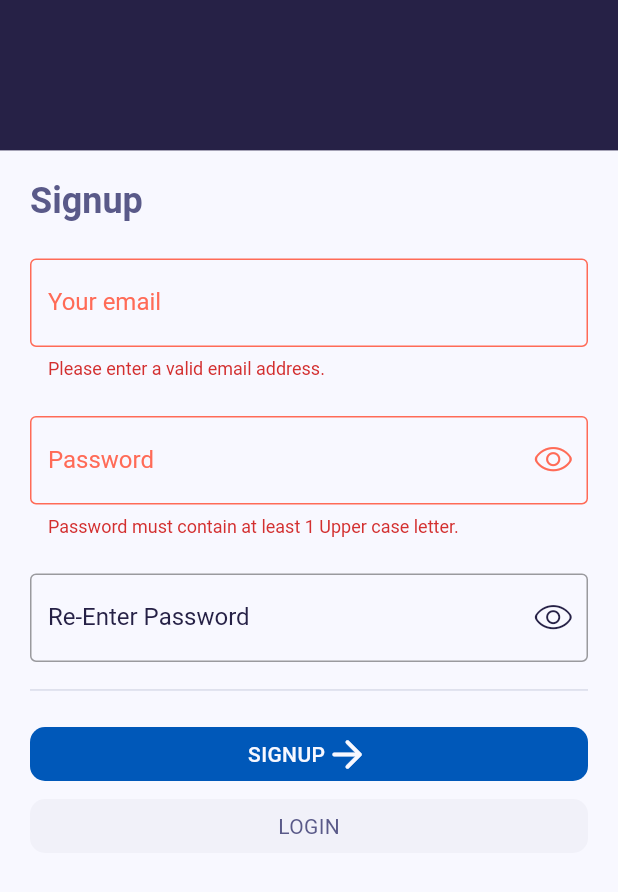
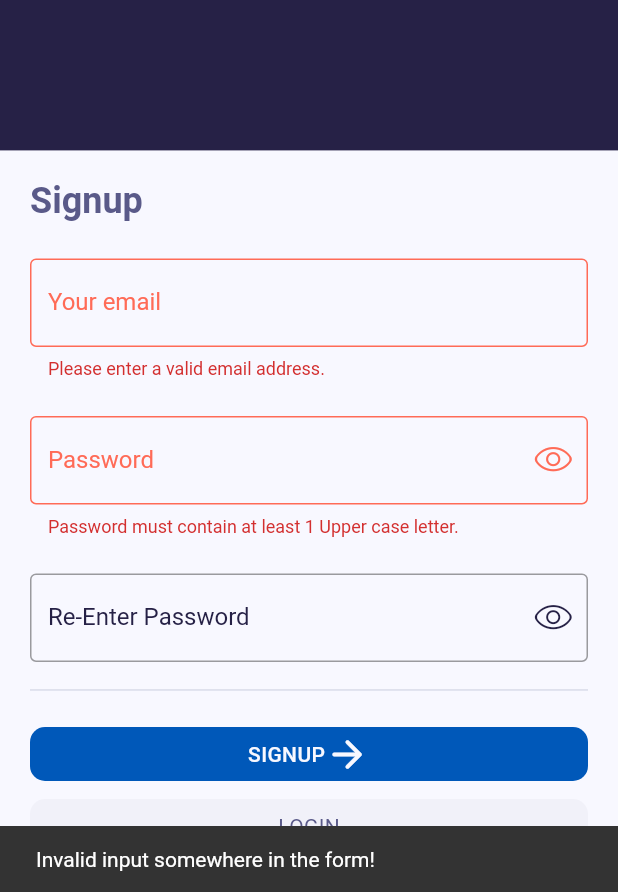
Before and after one commit to nitzanpap/dispatcher, a Flutter app: the SignupLoginScreen screen opened by its route, after a tap on "SIGNUP", on a phone screen of 412 x 824 dp, the part 344-1236 px from its top. Run offline on Flutter 3.47's test engine with Material 2 defaults, Android fonts, the phone set to English and light mode, and no system bars; our stand-ins replace flutter_svg, gap.

Commit message:
Displaying message from firebase auth works.

```diff
--- a/lib/widgets/signup_login_form.dart
+++ b/lib/widgets/signup_login_form.dart
@@ -4,6 +4,7 @@ import 'package:dispatcher/api/firebase_auth.dart';
 import 'package:flutter/material.dart';
 
 import 'package:gap/gap.dart';
+import 'package:http/src/response.dart';
 import 'package:provider/provider.dart';
 
 import '../enums/signup_login_title.dart';
@@ -111,13 +112,28 @@ class _SignupLoginFormState extends State<SignupLoginForm> {
       children: [
         PrimaryButton(
           text: title.toUpperCase(),
-          onPressedFunction: () => submitForm(
+          onPressedFunction: () async {
+            SnackBar snackBar = SnackBar(
+              content: Text(isSignupPage ? 'Signing up...' : 'Signing in...'),
+              duration: const Duration(seconds: 3),
+            );
+            ScaffoldMessenger.of(context).clearSnackBars();
+            ScaffoldMessenger.of(context).showSnackBar(snackBar);
+            final msgFromFirebase = await submitForm(
               formKey: _formKey,
               provider: signupLoginProvider,
               formEmail: email,
               formPassword: password,
               isSignUp: isSignupPage,
-          ),
+            );
+            snackBar = SnackBar(
+              content: Text(msgFromFirebase),
+              duration: const Duration(seconds: 3),
+            );
+            ScaffoldMessenger.of(context).clearSnackBars();
+            ScaffoldMessenger.of(context).showSnackBar(snackBar);
+            // TODO: Implement here, authenticating with firebase and moving to the next page.
+          },
           icon: const Icon(
             Icons.arrow_forward_rounded,
             size: 30,
@@ -141,7 +157,7 @@ class _SignupLoginFormState extends State<SignupLoginForm> {
     provider.resetFormData();
   }
 
-  Future<void> submitForm({
+  Future<String> submitForm({
     required GlobalKey formKey,
     required SignupLoginProvider provider,
     required String formEmail,
@@ -149,24 +165,35 @@ class _SignupLoginFormState extends State<SignupLoginForm> {
     required bool isSignUp,
   }) async {
     if (!isFormValid(formKey)) {
-      debugPrint('Invalid input somewhere in the form!');
-      return;
+      return 'Invalid input somewhere in the form!';
     }
     debugPrint('Valid Form!');
+    final Response loginData;
+    Map<String, dynamic> loginDataObj;
     try {
-      final loginData = await (isSignUp
+      loginData = await (isSignUp
           ? signup(email: formEmail, password: formPassword)
           : login(email: formEmail, password: formPassword));
-      final loginDataObj = jsonDecode(loginData.body);
-      debugPrint(loginDataObj.toString());
+      loginDataObj = jsonDecode(loginData.body);
+    } catch (e) {
+      debugPrint('Error:');
+      debugPrint(e.toString());
+      return e.toString();
+    }
+    switch (loginData.reasonPhrase) {
+      case "Bad Request":
+        return loginDataObj['error']['message'];
+      case "OK":
         provider.updateProvider(
             formEmail: formEmail,
             formPassword: formPassword,
             newIdToken: loginDataObj["idToken"]);
-    } catch (e) {
-      debugPrint(e.toString());
+        return isSignUp ? 'Signed up successfully' : 'Signed in successfully';
+      default:
+        debugPrint(
+            'Unknown \'reasonPhrase\' from Firebase: ${loginData.reasonPhrase}');
+        return loginData.reasonPhrase!;
     }
-    // TODO: Implement here, authenticating with firebase and moving to the next page.
   }
 
   bool isFormValid(formKey) => formKey.currentState!.validate();
```
Lines whose indentation alone changed are shown as unchanged.
